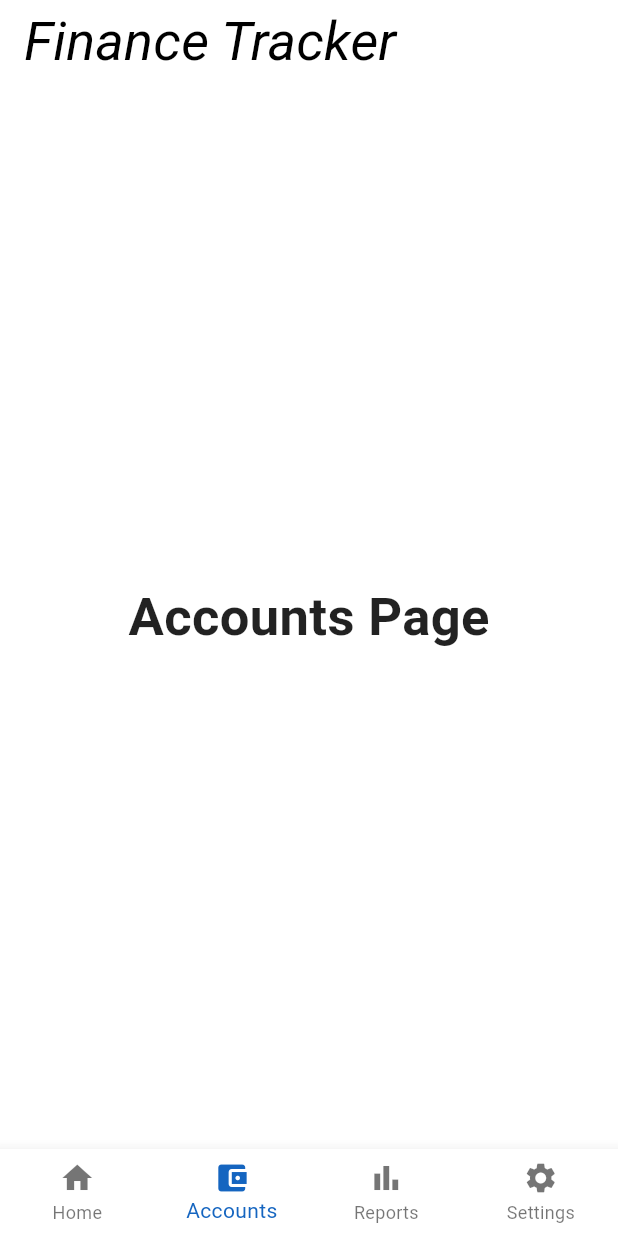
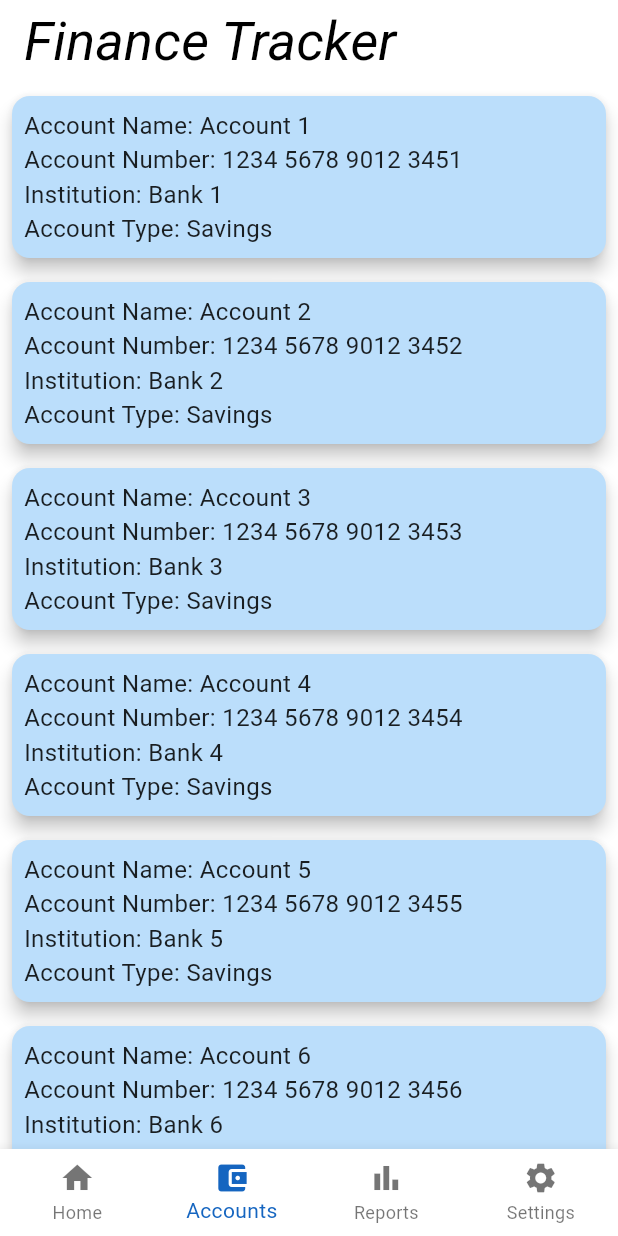
Before and after one commit to darlingson/makobili_flutter_app, a Flutter app: the screen it shows after launch, item 2 of the bottom bar chosen, on a phone screen of 412 x 824 dp. Run offline on Flutter 3.47's test engine with Material 3 defaults, Android fonts, the phone set to English and light mode, and no system bars; Roboto replaces fonts that are missing (Hind).

Commit message:
added the balance cards to the accounts screen

```diff
--- a/lib/screens/accounts_screen.dart
+++ b/lib/screens/accounts_screen.dart
@@ -1,18 +1,24 @@
 import 'package:flutter/material.dart';
+import 'package:makobili/components/balance_card.dart';
 
-class AccountsScreen extends StatefulWidget {
-  const AccountsScreen({super.key});
+class AccountsScreen extends StatelessWidget {
+  const AccountsScreen({Key? key});
 
   @override
-  State<AccountsScreen> createState() => _AccountsScreenState();
-}
-
-class _AccountsScreenState extends State<AccountsScreen> {
-  @override
   Widget build(BuildContext context) {
-    return Center(
-      child: Text('Accounts Page',
-          style: TextStyle(fontSize: 35, fontWeight: FontWeight.bold)),
+    return Expanded(
+      child: ListView.builder(
+        itemBuilder: (context, index) {
+          return BalanceCard(
+            index: index,
+            accountName: 'Account ${index + 1}',
+            accountNumber: '1234 5678 9012 345${index + 1}',
+            institution: 'Bank ${index + 1}',
+            accountType: 'Savings',
+          );
+        },
+        itemCount: 10,
+      ),
     );
   }
 }
```
